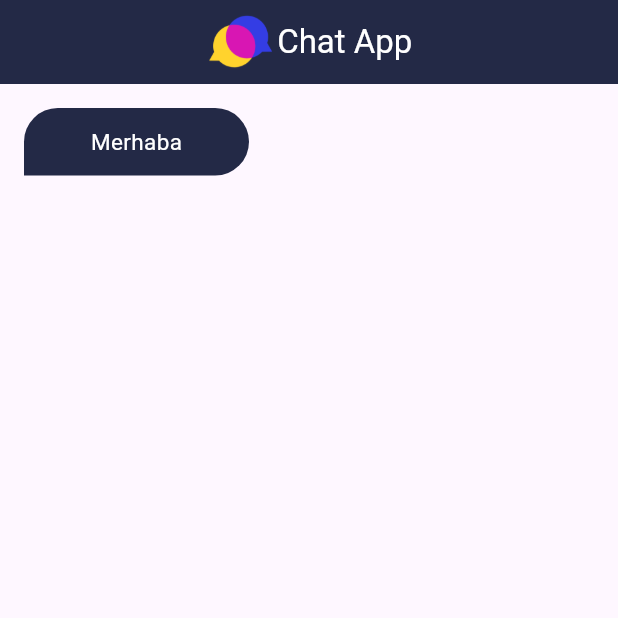
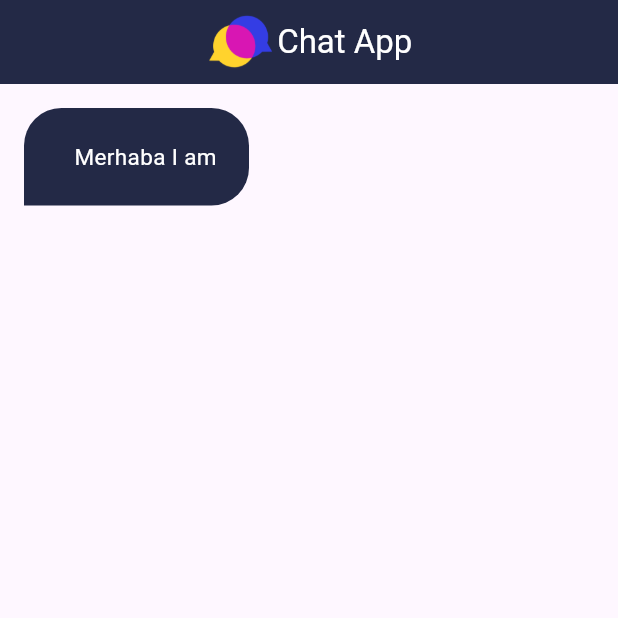
Before and after one commit to sahiralzakaria/Flutter-Learning-Apps-ChatApp, a Flutter app: the ChatPage screen opened by its route, on a phone screen of 412 x 824 dp, the top half of it. Run offline on Flutter 3.47's test engine with Material 3 defaults, Android fonts, the light colour scheme and no system bars; our stand-ins replace firebase_auth, firebase_core, modal_progress_hud_nsn; accounts and stored records are empty; generated files the repository leaves out were written again.

Commit message:
chat bubble

```diff
--- a/lib/pages/chat_page.dart
+++ b/lib/pages/chat_page.dart
@@ -1,5 +1,6 @@
 import 'package:flutter/material.dart';
 import 'package:simplechatapp/constants.dart';
+import 'package:simplechatapp/widgets/chat_bubble.dart';
 
 class ChatPage extends StatelessWidget {
   const ChatPage({super.key});
@@ -22,25 +23,7 @@
         ),
       ),
 
-      body: Container(
-        margin: EdgeInsets.all(16),
-        height: 45,
-        width: 150,
-        decoration: BoxDecoration(
-          color: kPrimaryColor,
-          borderRadius: BorderRadius.only(
-            topLeft: Radius.circular(25),
-            topRight: Radius.circular(25),
-            bottomRight: Radius.circular(25),
-          ),
-        ),
-        child: Center(
-          child: Text(
-            'Merhaba',
-            style: TextStyle(color: Colors.white, fontSize: 15),
-          ),
-        ),
-      ),
+      body: ChatBubble(),
     );
   }
 }
--- /dev/null
+++ b/lib/widgets/chat_bubble.dart
@@ -0,0 +1,31 @@
+import 'package:flutter/material.dart';
+import 'package:simplechatapp/constants.dart';
+
+class ChatBubble extends StatelessWidget {
+  const ChatBubble({super.key});
+
+  @override
+  Widget build(BuildContext context) {
+    return Container(
+      margin: EdgeInsets.all(16),
+      padding: EdgeInsets.only(left: 16),
+      height: 65,
+      width: 150,
+      alignment: Alignment.centerLeft,
+      decoration: BoxDecoration(
+        color: kPrimaryColor,
+        borderRadius: BorderRadius.only(
+          topLeft: Radius.circular(25),
+          topRight: Radius.circular(25),
+          bottomRight: Radius.circular(25),
+        ),
+      ),
+      child: Center(
+        child: Text(
+          'Merhaba I am ',
+          style: TextStyle(color: Colors.white, fontSize: 15),
+        ),
+      ),
+    );
+  }
+}
```
